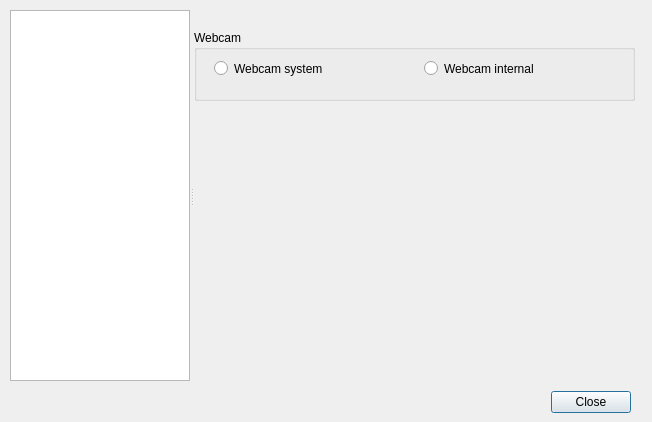
The window that ui/options.ui (gitter-badger/simplechatclient) describes before a commit, drawn with Qt 5.
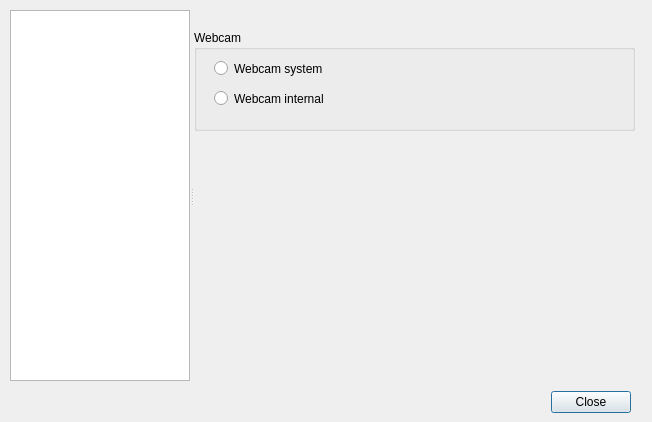
The same window after the commit. The open tabs and pages were chosen to show the change. Icons and pictures are not drawn.

Commit message: webcams options fix description

Diff of the .ui file:
```diff
--- a/ui/options.ui
+++ b/ui/options.ui
@@ -1551,7 +1551,7 @@
         <x>0</x>
         <y>20</y>
         <width>441</width>
-        <height>71</height>
+        <height>101</height>
        </rect>
       </property>
       <property name="title">
@@ -1562,7 +1562,7 @@
         <rect>
          <x>20</x>
          <y>30</y>
-         <width>191</width>
+         <width>411</width>
          <height>17</height>
         </rect>
        </property>
@@ -1573,9 +1573,9 @@
       <widget class="QRadioButton" name="radioButton_webcam_internal">
        <property name="geometry">
         <rect>
-         <x>230</x>
-         <y>30</y>
-         <width>201</width>
+         <x>20</x>
+         <y>60</y>
+         <width>411</width>
          <height>17</height>
         </rect>
        </property>
```
The commit also changes 2 other files.
